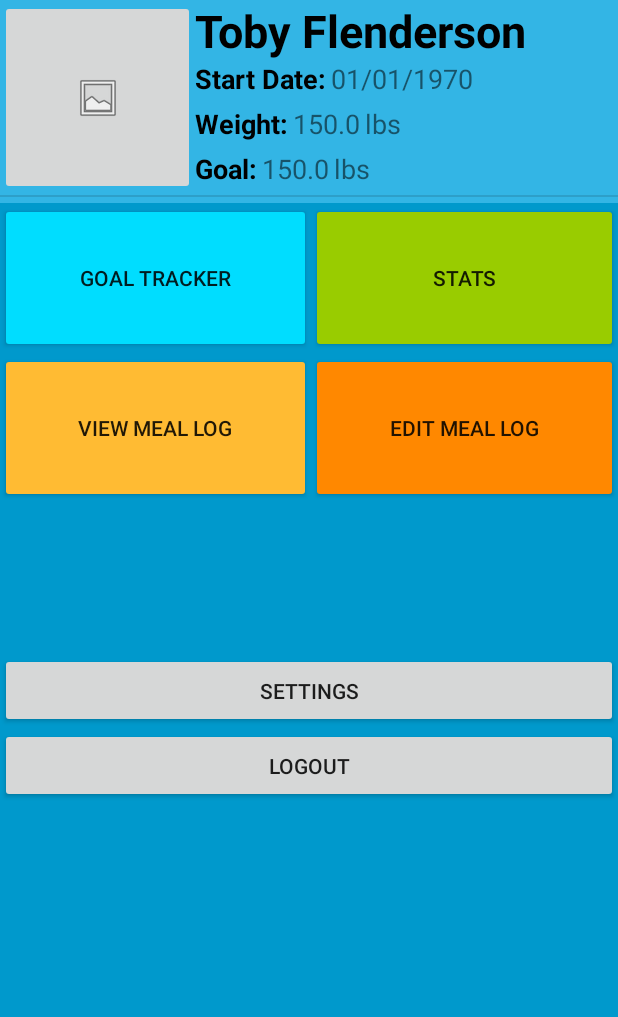
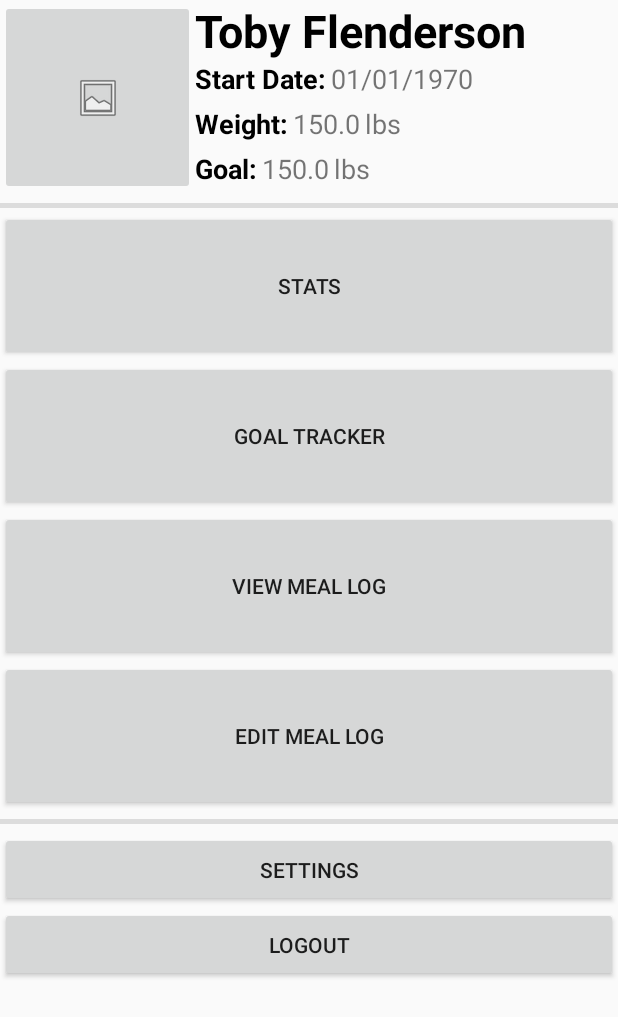
Before and after one commit to yianniw/Weight-Mate, an Android app: the screen it shows after launch (ProfileActivity), on a phone screen of 412 x 824 dp. Shown: the top 1017 px of the screen. Run offline under Robolectric (Android 15) with nearby library versions, the phone set to English and light mode, and no system bars.

Commit message:
clean up UI, removed colors for now

```diff
--- a/app/src/main/res/layout/activity_profile.xml
+++ b/app/src/main/res/layout/activity_profile.xml
@@ -3,16 +3,14 @@
     xmlns:app="http://schemas.android.com/apk/res-auto"
     android:layout_width="match_parent"
     android:layout_height="match_parent"
-    android:orientation="vertical"
-    android:background="@android:color/holo_blue_light">
+    android:orientation="vertical" >
 
     <ImageButton
         android:id="@+id/profile_image"
         android:layout_width="130dp"
         android:layout_height="130dp"
         android:layout_alignParentStart="true"
-        android:layout_alignParentTop="true"
-        app:srcCompat="@android:drawable/ic_menu_gallery" />
+        android:layout_alignParentTop="true" />
 
     <LinearLayout
         android:layout_width="291dp"
@@ -121,8 +119,10 @@
     <View
         android:id="@+id/divider"
         android:layout_width="match_parent"
-        android:layout_height="1dp"
+        android:layout_height="3dp"
         android:layout_below="@+id/profile_image"
+        android:layout_marginTop="5dp"
+        android:layout_marginBottom="5dp"
         android:layout_alignParentStart="true"
         android:layout_alignParentEnd="true"
         android:background="?android:attr/listDivider" />
@@ -131,67 +131,46 @@
         android:layout_width="match_parent"
         android:layout_height="539dp"
         android:layout_alignTop="@+id/divider"
+        android:layout_marginTop="5dp"
         android:layout_alignParentStart="true"
-        android:layout_alignParentBottom="true"
-        android:layout_marginTop="5dp"
-        android:background="@android:color/holo_blue_dark">
+        android:layout_alignParentBottom="true" >
 
         <LinearLayout
             android:layout_width="match_parent"
             android:layout_height="wrap_content"
             android:orientation="vertical" >
 
-            <TableLayout
+            <Button
+                android:id="@+id/profile_stats"
                 android:layout_width="match_parent"
-                android:layout_height="match_parent">
-
-                <TableRow
-                    android:layout_width="match_parent"
-                    android:layout_height="match_parent" >
+                android:layout_height="100dp"
+                android:text="@string/profile_stats" />
 
             <Button
                 android:id="@+id/profile_goals"
-                        android:layout_width="wrap_content"
+                android:layout_width="match_parent"
                 android:layout_height="100dp"
-                        android:layout_weight="1"
-                        android:text="@string/profile_goals"
-                        android:backgroundTint="@android:color/holo_blue_bright" />
-
-                    <Button
-                        android:id="@+id/profile_stats"
-                        android:layout_width="wrap_content"
-                        android:layout_height="100dp"
-                        android:layout_weight="1"
-                        android:text="@string/profile_stats"
-                        android:backgroundTint="@android:color/holo_green_light" />
-                </TableRow>
-
-                <TableRow
-                    android:layout_width="match_parent"
-                    android:layout_height="match_parent">
+                android:text="@string/profile_goals" />
 
             <Button
                 android:id="@+id/profile_log_view"
-                        android:layout_width="wrap_content"
+                android:layout_width="match_parent"
                 android:layout_height="100dp"
-                        android:layout_weight="1"
-                        android:text="@string/profile_log_view"
-                        android:backgroundTint="@android:color/holo_orange_light" />
+                android:text="@string/profile_log_view" />
 
             <Button
                 android:id="@+id/profile_log_edit"
-                        android:layout_width="wrap_content"
+                android:layout_width="match_parent"
                 android:layout_height="100dp"
-                        android:layout_weight="1"
-                        android:text="@string/profile_log_edit"
-                        android:backgroundTint="@android:color/holo_orange_dark" />
-                </TableRow>
+                android:text="@string/profile_log_edit" />
 
-            </TableLayout>
-
-            <Space
+            <View
+                android:id="@+id/divider2"
                 android:layout_width="match_parent"
-                android:layout_height="100dp" />
+                android:layout_height="3dp"
+                android:layout_marginTop="5dp"
+                android:layout_marginBottom="5dp"
+                android:background="?android:attr/listDivider" />
 
             <Button
                 android:id="@+id/profile_settings"
```
Lines whose indentation alone changed are shown as unchanged.
